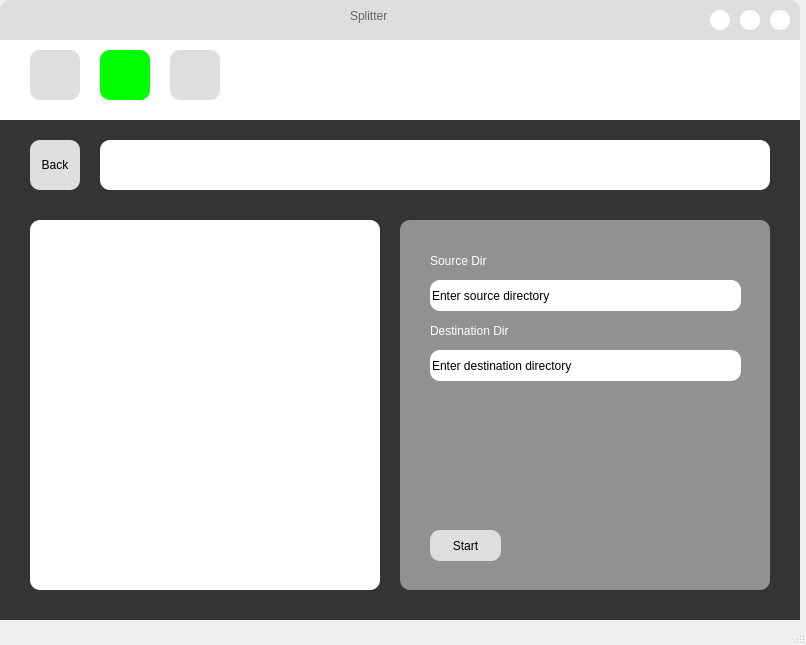
AshwinRaikar88/daxplore, file gui/shelf_2.ui: the form before one commit.
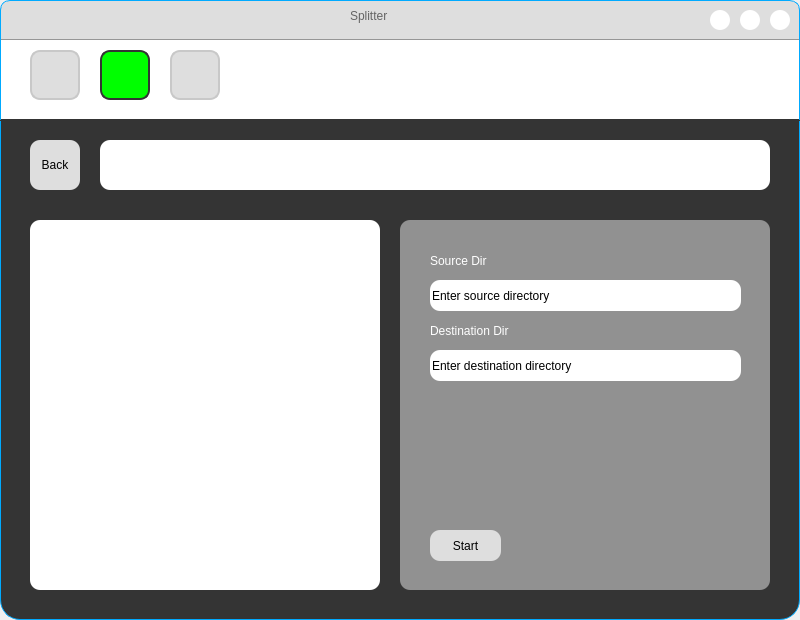
The form after the commit.

What changed in the file:
```diff
--- a/gui/shelf_2.ui
+++ b/gui/shelf_2.ui
@@ -6,8 +6,8 @@
    <rect>
     <x>0</x>
     <y>0</y>
-    <width>806</width>
-    <height>645</height>
+    <width>800</width>
+    <height>620</height>
    </rect>
   </property>
   <property name="minimumSize">
@@ -45,7 +45,14 @@
      </size>
     </property>
     <property name="styleSheet">
-     <string notr="true">background-color: rgb(52, 52, 52);</string>
+     <string notr="true">QWidget#widget_2{
+	background-color: rgb(52, 52, 52);
+	border: 1px solid  ;
+	border-color: rgb(52, 52, 52)  rgb(0, 170, 255)  rgb(0, 170, 255) rgb(0, 170, 255);
+	border-bottom-left-radius: 20px;
+	border-bottom-right-radius: 20px;
+}
+</string>
     </property>
     <widget class="QWidget" name="action_window" native="true">
      <property name="geometry">
@@ -247,9 +254,13 @@
      </size>
     </property>
     <property name="styleSheet">
-     <string notr="true">background-color: rgb(255, 255, 255);
-border-top-left-radius: 12px;
-border-top-right-radius: 12px;</string>
+     <string notr="true">QWidget#widget_1{
+	background-color: rgb(255, 255, 255);
+	border: 1px solid  ;
+	border-color: white rgb(0, 170, 255) rgb(52, 52, 52) rgb(0, 170, 255);
+	border-top-left-radius: 12px;
+	border-top-right-radius: 12px;
+}</string>
     </property>
     <widget class="QPushButton" name="shelf">
      <property name="geometry">
@@ -261,7 +272,9 @@
       </rect>
      </property>
      <property name="styleSheet">
-      <string notr="true">background-color: rgb(222, 222, 222);
+      <string notr="true">border: 2px solid  ;
+border-color: rgb(200, 200, 200);
+background-color: rgb(222, 222, 222);
 border-radius: 10px;
 </string>
      </property>
@@ -288,8 +301,11 @@
       </rect>
      </property>
      <property name="styleSheet">
-      <string notr="true">background-color:rgb(0, 255, 0);
+      <string notr="true">border: 2px solid  ;
 border-radius: 10px;
+border-color: rgb(52, 52, 52);
+background-color:rgb(0, 255, 0);
+
 </string>
      </property>
      <property name="text">
@@ -315,7 +331,9 @@
       </rect>
      </property>
      <property name="styleSheet">
-      <string notr="true">background-color: rgb(222, 222, 222);
+      <string notr="true">border: 2px solid  ;
+border-color: rgb(200, 200, 200);
+background-color: rgb(222, 222, 222);
 border-radius: 10px;
 </string>
      </property>
@@ -342,9 +360,13 @@
       </rect>
      </property>
      <property name="styleSheet">
-      <string notr="true">background-color: rgb(222, 222, 222);
-border-top-left-radius: 10px;
-border-top-right-radius: 10px;</string>
+      <string notr="true">QWidget#title_bar{
+	background-color: rgb(222, 222, 222);
+	border: 1px solid  ;
+	border-color: rgb(0, 170, 255) rgb(0, 170, 255)  rgb(150, 150, 150) rgb(0, 170, 255);
+	border-top-left-radius: 10px;
+	border-top-right-radius: 10px;
+}</string>
      </property>
      <widget class="QPushButton" name="close_btn">
       <property name="geometry">
@@ -472,7 +494,6 @@
     </widget>
    </widget>
   </widget>
-  <widget class="QStatusBar" name="statusbar"/>
  </widget>
  <resources/>
  <connections/>
```
